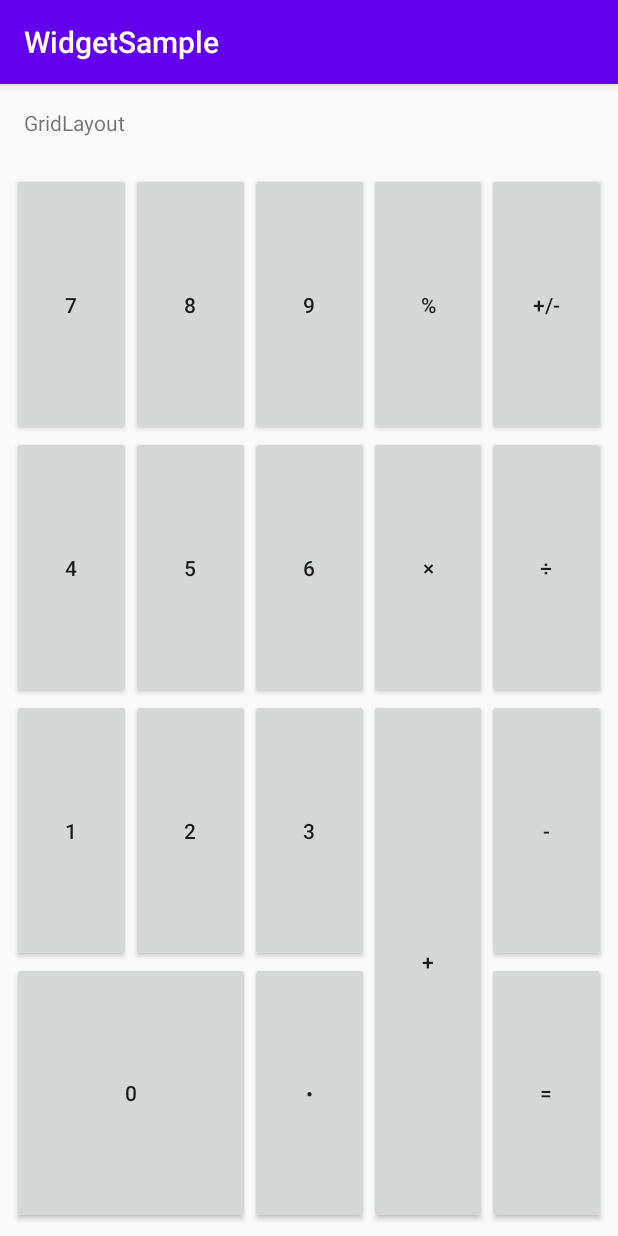
After one commit to adventam10/WidgetSample, an Android app: the GridLayoutActivity screen opened directly, with no data from a screen before it, on a phone screen of 412 x 824 dp. The commit adds this screen. Run offline under Robolectric (Android 15) with nearby library versions, the phone set to English and light mode, and no system bars.

Commit message:
Add GridLayout

```diff
--- a/WidgetSample/app/src/main/AndroidManifest.xml
+++ b/WidgetSample/app/src/main/AndroidManifest.xml
@@ -11,7 +11,8 @@
         android:roundIcon="@mipmap/ic_launcher_round"
         android:supportsRtl="true"
         android:theme="@style/AppTheme">
-        <activity android:name=".TableLayoutActivity"></activity>
+        <activity android:name=".GridLayoutActivity"></activity>
+        <activity android:name=".TableLayoutActivity" />
         <activity android:name=".FrameLayoutActivity" />
         <activity android:name=".RelativeLayoutActivity" />
         <activity android:name=".LinearLayoutActivity" />
--- /dev/null
+++ b/WidgetSample/app/src/main/java/com/example/widgetsample/GridLayoutActivity.kt
@@ -0,0 +1,12 @@
+package com.example.widgetsample
+
+import androidx.appcompat.app.AppCompatActivity
+import android.os.Bundle
+
+class GridLayoutActivity : AppCompatActivity() {
+
+    override fun onCreate(savedInstanceState: Bundle?) {
+        super.onCreate(savedInstanceState)
+        setContentView(R.layout.activity_grid_layout)
+    }
+}
--- a/WidgetSample/app/src/main/java/com/example/widgetsample/MainActivity.kt
+++ b/WidgetSample/app/src/main/java/com/example/widgetsample/MainActivity.kt
@@ -19,7 +19,7 @@ class MainActivity : AppCompatActivity() {
         val listView = findViewById<ListView>(R.id.list)
         val list = listOf("Texts", "EditTexts", "Buttons", "WebView", "VideoView", "CalendarView",
             "Widgets", "ContainerSpecialTags", "Containers", "RecyclerView", "ViewPager", "GridView",
-            "LinearLayout", "RelativeLayout", "FrameLayout", "TableLayout")
+            "LinearLayout", "RelativeLayout", "FrameLayout", "TableLayout", "GridLayout")
         val adapter = ArrayAdapter(this, android.R.layout.simple_list_item_1, list)
         listView.adapter = adapter
 
@@ -42,6 +42,7 @@ class MainActivity : AppCompatActivity() {
                 Menu.RelativeLayout -> Intent(this, RelativeLayoutActivity::class.java)
                 Menu.FrameLayout -> Intent(this, FrameLayoutActivity::class.java)
                 Menu.TableLayout -> Intent(this, TableLayoutActivity::class.java)
+                Menu.GridLayout -> Intent(this, GridLayoutActivity::class.java)
             }
 
             startActivity(intent)
@@ -52,5 +53,5 @@ class MainActivity : AppCompatActivity() {
 enum class Menu {
     Texts, EditTexts, Buttons, WebView, VideoView, CalendarView, Widgets,
     ContainerSpecialTags, Containers, RecyclerView, ViewPager, GridView,
-    LinearLayout, RelativeLayout, FrameLayout, TableLayout;
+    LinearLayout, RelativeLayout, FrameLayout, TableLayout, GridLayout;
 }
--- /dev/null
+++ b/WidgetSample/app/src/main/res/layout/activity_grid_layout.xml
@@ -0,0 +1,181 @@
+<?xml version="1.0" encoding="utf-8"?>
+<androidx.constraintlayout.widget.ConstraintLayout xmlns:android="http://schemas.android.com/apk/res/android"
+    xmlns:app="http://schemas.android.com/apk/res-auto"
+    xmlns:tools="http://schemas.android.com/tools"
+    android:layout_width="match_parent"
+    android:layout_height="match_parent"
+    tools:context=".GridLayoutActivity">
+
+    <LinearLayout
+        android:layout_width="match_parent"
+        android:layout_height="match_parent"
+        android:orientation="vertical">
+
+        <TextView
+            android:layout_width="match_parent"
+            android:layout_height="wrap_content"
+            android:layout_margin="16dp"
+            android:text="GridLayout" />
+
+        <GridLayout
+            android:layout_width="match_parent"
+            android:layout_height="match_parent"
+            android:layout_weight="1"
+            android:layout_margin="8dp"
+            android:useDefaultMargins="false">
+
+            <Button
+                android:layout_width="0dp"
+                android:layout_height="0dp"
+                android:layout_column="0"
+                android:layout_row="0"
+                android:layout_columnWeight="1"
+                android:layout_rowWeight="1"
+                android:text="7"/>
+            <Button
+                android:layout_width="0dp"
+                android:layout_height="0dp"
+                android:layout_column="1"
+                android:layout_row="0"
+                android:layout_columnWeight="1"
+                android:layout_rowWeight="1"
+                android:text="8"/>
+            <Button
+                android:layout_width="0dp"
+                android:layout_height="0dp"
+                android:layout_column="2"
+                android:layout_row="0"
+                android:layout_columnWeight="1"
+                android:layout_rowWeight="1"
+                android:text="9"/>
+
+            <Button
+                android:layout_width="0dp"
+                android:layout_height="0dp"
+                android:layout_column="0"
+                android:layout_row="1"
+                android:layout_columnWeight="1"
+                android:layout_rowWeight="1"
+                android:text="4"/>
+            <Button
+                android:layout_width="0dp"
+                android:layout_height="0dp"
+                android:layout_column="1"
+                android:layout_row="1"
+                android:layout_columnWeight="1"
+                android:layout_rowWeight="1"
+                android:text="5"/>
+            <Button
+                android:layout_width="0dp"
+                android:layout_height="0dp"
+                android:layout_column="2"
+                android:layout_row="1"
+                android:layout_columnWeight="1"
+                android:layout_rowWeight="1"
+                android:text="6"/>
+
+            <Button
+                android:layout_width="0dp"
+                android:layout_height="0dp"
+                android:layout_column="0"
+                android:layout_row="2"
+                android:layout_columnWeight="1"
+                android:layout_rowWeight="1"
+                android:text="1"/>
+            <Button
+                android:layout_width="0dp"
+                android:layout_height="0dp"
+                android:layout_column="1"
+                android:layout_row="2"
+                android:layout_columnWeight="1"
+                android:layout_rowWeight="1"
+                android:text="2"/>
+            <Button
+                android:layout_width="0dp"
+                android:layout_height="0dp"
+                android:layout_column="2"
+                android:layout_row="2"
+                android:layout_columnWeight="1"
+                android:layout_rowWeight="1"
+                android:text="3"/>
+
+            <Button
+                android:layout_width="0dp"
+                android:layout_height="0dp"
+                android:layout_column="0"
+                android:layout_row="3"
+                android:layout_columnWeight="1"
+                android:layout_rowWeight="1"
+                android:layout_columnSpan="2"
+                android:text="0"/>
+            <Button
+                android:layout_width="0dp"
+                android:layout_height="0dp"
+                android:layout_column="2"
+                android:layout_row="3"
+                android:layout_columnWeight="1"
+                android:layout_rowWeight="1"
+                android:text="・"/>
+
+            <Button
+                android:layout_width="0dp"
+                android:layout_height="0dp"
+                android:layout_column="3"
+                android:layout_row="0"
+                android:layout_columnWeight="1"
+                android:layout_rowWeight="1"
+                android:text="%"/>
+            <Button
+                android:layout_width="0dp"
+                android:layout_height="0dp"
+                android:layout_column="4"
+                android:layout_row="0"
+                android:layout_columnWeight="1"
+                android:layout_rowWeight="1"
+                android:text="+/-"/>
+
+            <Button
+                android:layout_width="0dp"
+                android:layout_height="0dp"
+                android:layout_column="3"
+                android:layout_row="1"
+                android:layout_columnWeight="1"
+                android:layout_rowWeight="1"
+                android:text="×"/>
+            <Button
+                android:layout_width="0dp"
+                android:layout_height="0dp"
+                android:layout_column="4"
+                android:layout_row="1"
+                android:layout_columnWeight="1"
+                android:layout_rowWeight="1"
+                android:text="÷"/>
+            <Button
+                android:layout_width="0dp"
+                android:layout_height="0dp"
+                android:layout_column="3"
+                android:layout_row="2"
+                android:layout_columnWeight="1"
+                android:layout_rowWeight="1"
+                android:layout_rowSpan="2"
+                android:text="+"/>
+            <Button
+                android:layout_width="0dp"
+                android:layout_height="0dp"
+                android:layout_column="4"
+                android:layout_row="2"
+                android:layout_columnWeight="1"
+                android:layout_rowWeight="1"
+                android:text="-"/>
+            <Button
+                android:layout_width="0dp"
+                android:layout_height="0dp"
+                android:layout_column="4"
+                android:layout_row="3"
+                android:layout_columnWeight="1"
+                android:layout_rowWeight="1"
+                android:text="="/>
+        </GridLayout>
+    </LinearLayout>>
+
+</androidx.constraintlayout.widget.ConstraintLayout>
--- a/WidgetSample/app/src/main/res/layout/activity_table_layout.xml
+++ b/WidgetSample/app/src/main/res/layout/activity_table_layout.xml
@@ -66,6 +66,6 @@
                     app:srcCompat="@drawable/botman_black"/>
             </TableRow>
         </TableLayout>
-    </LinearLayout>>
+    </LinearLayout>
 
 </androidx.constraintlayout.widget.ConstraintLayout>
```
